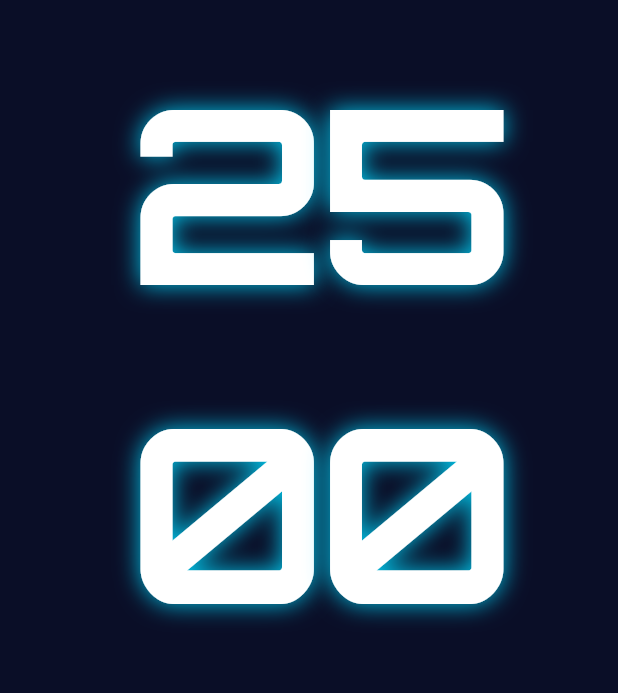
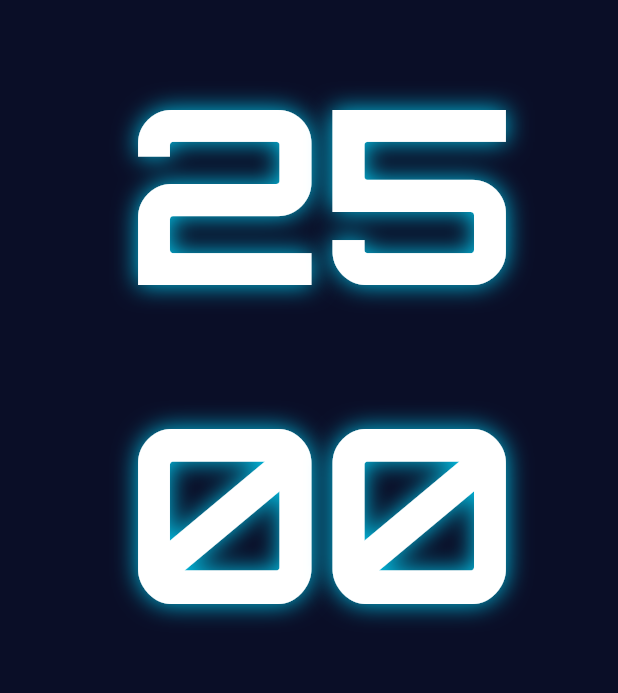
Before and after one commit to jackyan/NeonFocus, a Flutter app: the screen it shows after launch, swiped to page 2, on a phone screen of 412 x 824 dp. Shown: the part 195-888 px from the top of the screen. Run offline on Flutter 3.47's test engine with Material 3 defaults, Android fonts, the phone set to English and light mode, and no system bars; our stand-ins replace audioplayers, equatable, flutter_bloc, sensors_plus.

Commit message:
fix: increase inter-digit spacing to prevent contact with digit "4"
Problem:
- Digit "4" has distinctive left-protruding upper corner
- "04" combination: "0" and "4" were touching/nearly touching
- Previous spacing (fontSize * 0.06) insufficient for wide + protruding digits
- Visual example: 22:04:31 showed "04" with minimal/zero gap

Digit "4" Characteristics:
- Left upper stroke extends significantly leftward
- Most problematic in combinations: "04", "14", "24", "34", "44", "54", "64", "74", "84", "94"
- Other digits (0,6,8,9) are wide but contained within their bounds
- Digit "4" uniquely protrudes beyond typical character box

Solution:
- Increased inter-digit spacing: 0.06 → 0.08 (33% increase)
- New total width: fontSize * (0.72 + 0.08 + 0.72) = fontSize * 1.52

Actual Spacing (Portrait 162px):
- Before: 162 * 0.06 = 9.72px → insufficient for "04"
- After:  162 * 0.08 = 12.96px → comfortable clearance

Actual Spacing (Landscape 122px):
- Before: 122 * 0.06 = 7.32px → tight for "04"
- After:  122 * 0.08 = 9.76px → sufficient gap

Benefits:
- "04" no longer touches - clear visual separation
- All digit combinations have comfortable spacing
- Maintains uniform spacing across all pairs
- Still scales proportionally with font size

Total Width Impact:
- Previous: fontSize * 1.5
- Current: fontSize * 1.52 (1.3% increase)
- Portrait: 246.24px per pair (was 243px)
- Landscape: 185.44px per pair (was 182.88px)
- Still well within screen bounds for all devices

```diff
--- a/lib/features/clock/presentation/screens/clock_screen_new.dart
+++ b/lib/features/clock/presentation/screens/clock_screen_new.dart
@@ -198,7 +198,7 @@ class _ClockScreenState extends State<ClockScreen> {
             ),
           ),
         ),
-        SizedBox(width: fontSize * 0.06), // Consistent spacing between digits
+        SizedBox(width: fontSize * 0.08), // Increased spacing to prevent digit contact (especially "4")
         SizedBox(
           width: fontSize * 0.72, // Fixed width per single digit
           child: Text(
--- a/lib/features/pomodoro/presentation/screens/pomodoro_screen_new.dart
+++ b/lib/features/pomodoro/presentation/screens/pomodoro_screen_new.dart
@@ -159,7 +159,7 @@ class _PomodoroScreenState extends State<PomodoroScreen> {
             ),
           ),
         ),
-        SizedBox(width: fontSize * 0.06), // Consistent spacing between digits
+        SizedBox(width: fontSize * 0.08), // Increased spacing to prevent digit contact (especially "4")
         SizedBox(
           width: fontSize * 0.72, // Fixed width per single digit
           child: Text(
```
